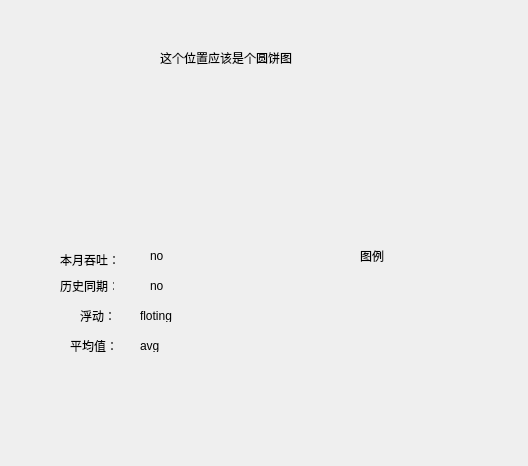
Before: the Qt Designer form ui/throughoutDisp.ui in Jadecity/StorePro, drawn with Qt 5.
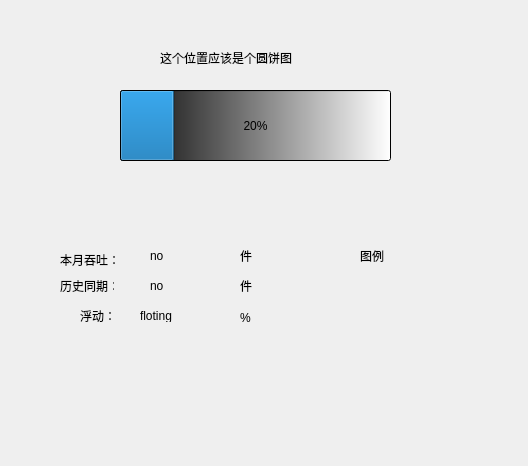
After: the same form once the commit is applied. Icons and pictures are not drawn.

The edit to the form file:
```diff
--- a/ui/throughoutDisp.ui
+++ b/ui/throughoutDisp.ui
@@ -39,32 +39,6 @@
     <string>no</string>
    </property>
   </widget>
-  <widget class="QLabel" name="avrg">
-   <property name="geometry">
-    <rect>
-     <x>140</x>
-     <y>340</y>
-     <width>54</width>
-     <height>12</height>
-    </rect>
-   </property>
-   <property name="text">
-    <string>avg</string>
-   </property>
-  </widget>
-  <widget class="QLabel" name="label_4">
-   <property name="geometry">
-    <rect>
-     <x>70</x>
-     <y>340</y>
-     <width>54</width>
-     <height>12</height>
-    </rect>
-   </property>
-   <property name="text">
-    <string>平均值：</string>
-   </property>
-  </widget>
   <widget class="QLabel" name="history">
    <property name="geometry">
     <rect>
@@ -143,6 +117,68 @@
     <string>这个位置应该是个圆饼图</string>
    </property>
   </widget>
+  <widget class="QProgressBar" name="roi">
+   <property name="geometry">
+    <rect>
+     <x>120</x>
+     <y>90</y>
+     <width>271</width>
+     <height>71</height>
+    </rect>
+   </property>
+   <property name="styleSheet">
+    <string notr="true">background-color: qlineargradient(spread:pad, x1:0, y1:0, x2:1, y2:0, stop:0 rgba(0, 0, 0, 255), stop:1 rgba(255, 255, 255, 255));
+image: url(:/invagate/icons/天道酬勤.gif);</string>
+   </property>
+   <property name="maximum">
+    <number>100</number>
+   </property>
+   <property name="value">
+    <number>20</number>
+   </property>
+   <property name="invertedAppearance">
+    <bool>false</bool>
+   </property>
+  </widget>
+  <widget class="QLabel" name="label">
+   <property name="geometry">
+    <rect>
+     <x>240</x>
+     <y>250</y>
+     <width>54</width>
+     <height>12</height>
+    </rect>
+   </property>
+   <property name="text">
+    <string>件</string>
+   </property>
+  </widget>
+  <widget class="QLabel" name="label_4">
+   <property name="geometry">
+    <rect>
+     <x>240</x>
+     <y>280</y>
+     <width>54</width>
+     <height>12</height>
+    </rect>
+   </property>
+   <property name="text">
+    <string>件</string>
+   </property>
+  </widget>
+  <widget class="QLabel" name="label_5">
+   <property name="geometry">
+    <rect>
+     <x>240</x>
+     <y>310</y>
+     <width>16</width>
+     <height>16</height>
+    </rect>
+   </property>
+   <property name="text">
+    <string>%</string>
+   </property>
+  </widget>
  </widget>
  <resources/>
  <connections/>
```
